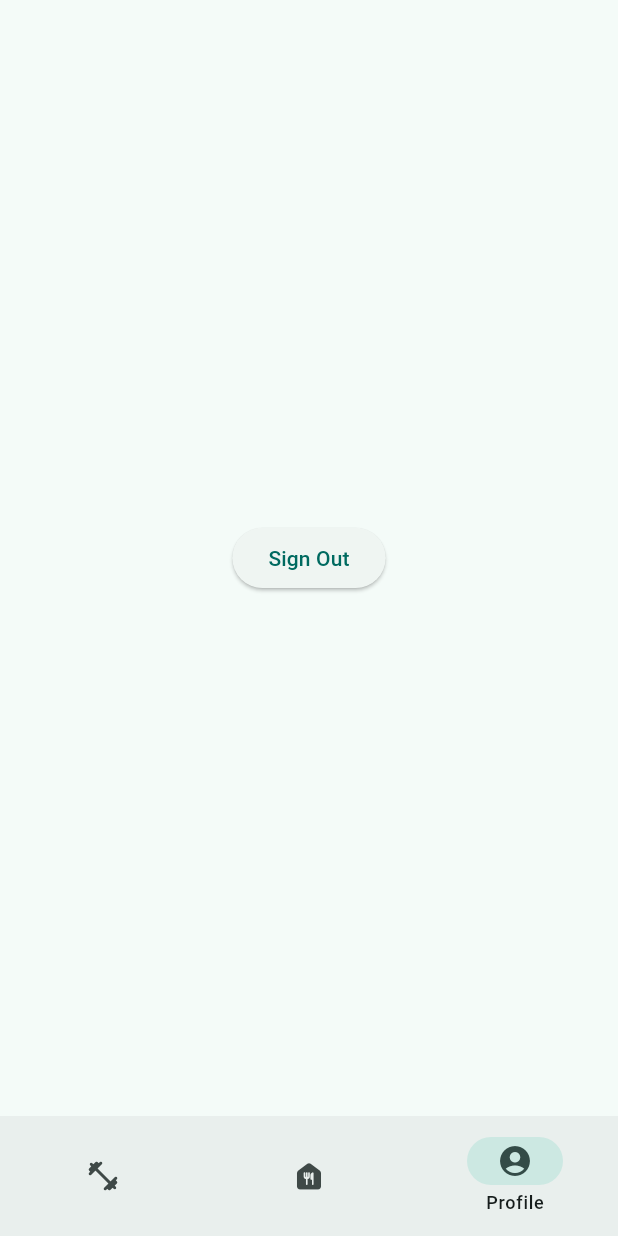
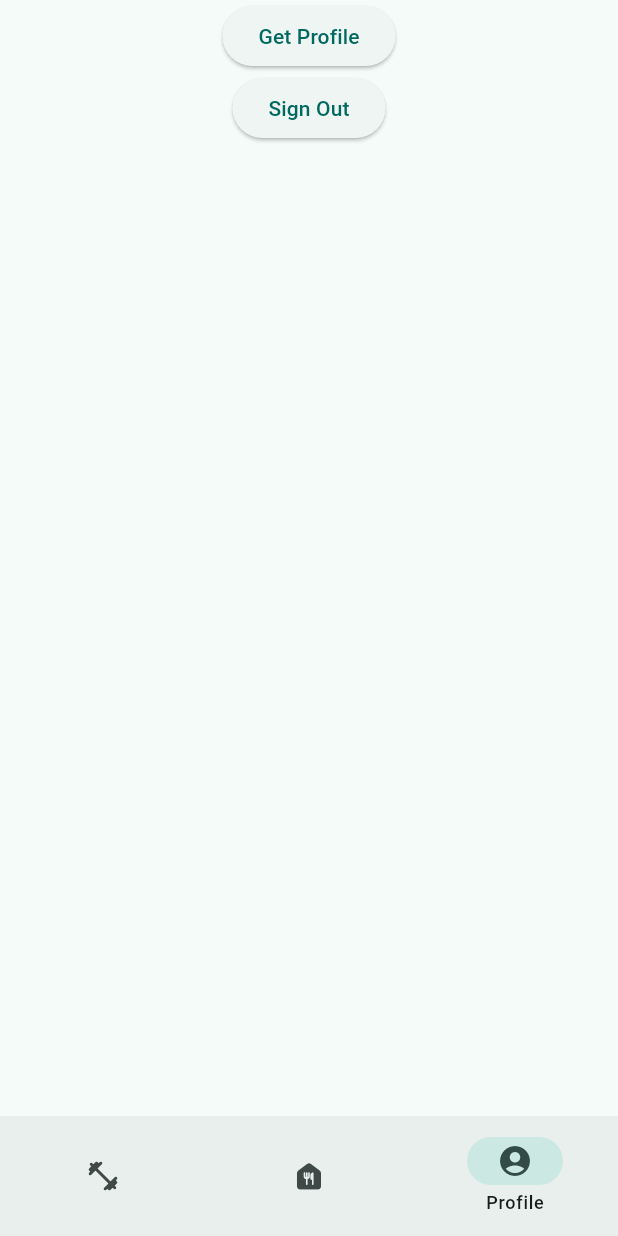
Before and after one commit to ShaunakVaghasia/Lifty, a Flutter app: the screen it shows once a user with an empty profile is signed in, item 3 of the bottom bar chosen, after a tap on "Sign Out", on a phone screen of 412 x 824 dp. Run offline on Flutter 3.47's test engine with Material 3 defaults, Android fonts, the phone set to English and light mode, and no system bars; our stand-ins replace cloud_firestore, firebase_auth, firebase_core; accounts and stored records are empty; generated files the repository leaves out were written again.

Commit message:
Added Get Profile button

```diff
--- a/lib/app/app.dart
+++ b/lib/app/app.dart
@@ -65,7 +65,7 @@ class Lifty extends StatelessWidget {
                           workoutsCore: _workoutsCore,
                           workoutsAdapter: _workoutsAdapter),
                       const Nutrition(),
-                      Profile(authCore: _authCore),
+                      Profile(authCore: _authCore, profileCore: _profileCore),
                     ][bottomBarIndex]))
             : Scaffold(
                 body: Login(authCore: _authCore, authAdapter: _authAdapter)),
--- a/lib/profile/core/profile_core.dart
+++ b/lib/profile/core/profile_core.dart
@@ -5,7 +5,11 @@ import 'package:lifty/storage/api/info/profile_info.dart';
 import 'package:lifty/storage/api/storage_api.dart';
 
 class ProfileCore implements ProfileCoreApi {
-  ProfileCore({required this.storage});
+  ProfileCore({required this.storage}) {
+    init();
+  }
+
+  void init() async => await loadProfile();
 
   final StorageApi storage;
   final bool _editMode = false;
@@ -33,6 +37,10 @@ class ProfileCore implements ProfileCoreApi {
       final value = await storage.profile.loadProfile();
       if (value != null) {
         _onChangeProfile(value);
+        print("Getting User Profile");
+        print("First Name: ${value.firstName}");
+        print("Last Name: ${value.lastName}");
+        print("Email: ${value.email}");
       }
       return value;
     } catch (e) {
--- a/lib/profile/ui/profile.dart
+++ b/lib/profile/ui/profile.dart
@@ -2,17 +2,27 @@
 
 import 'package:flutter/material.dart';
 import 'package:lifty/auth/core/auth_core_api.dart';
+import 'package:lifty/profile/core/profile_core_api.dart';
 
 class Profile extends StatelessWidget {
-  const Profile({super.key, required this.authCore});
+  const Profile({super.key, required this.authCore, required this.profileCore});
   final AuthCoreApi authCore;
+  final ProfileCoreApi profileCore;
 
   @override
   Widget build(BuildContext context) {
     return Center(
-      child: ElevatedButton(
-        onPressed: () async => await authCore.signOut(),
-        child: const Text('Sign Out'),
+      child: Column(
+        children: [
+          ElevatedButton(
+            onPressed: () async => await profileCore.loadProfile(),
+            child: const Text('Get Profile'),
+          ),
+          ElevatedButton(
+            onPressed: () async => await authCore.signOut(),
+            child: const Text('Sign Out'),
+          )
+        ],
       ),
     );
   }
```
